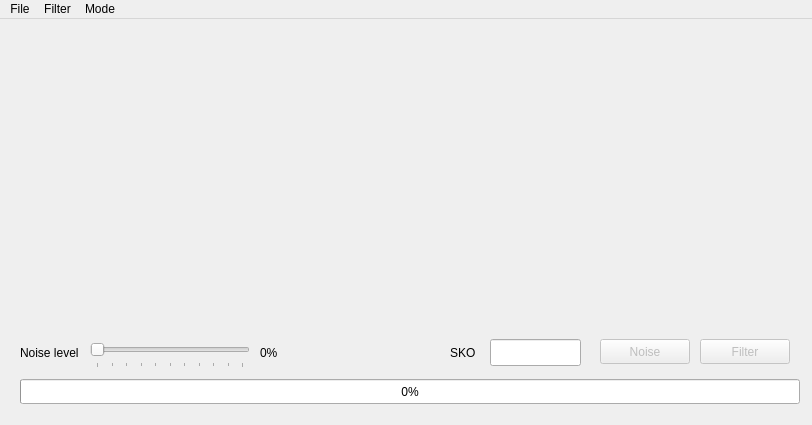
Old version of the form mainwindow.ui in the repository iamantony/FFilter.
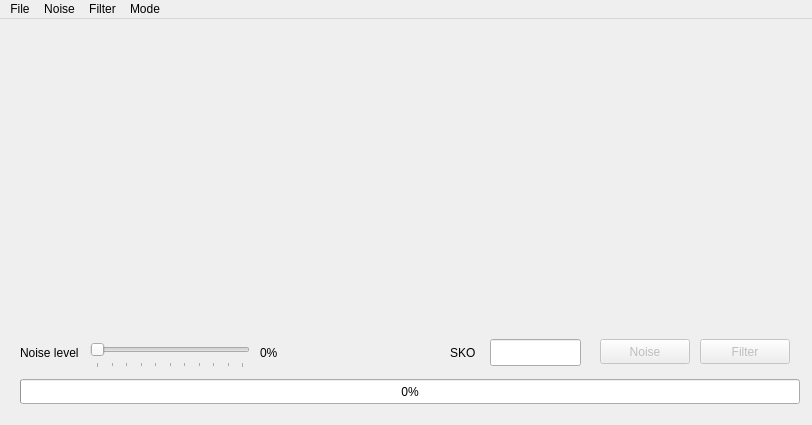
New version of the form.

Commit message: Mask class. Filter algorith changed

```diff
--- a/mainwindow.ui
+++ b/mainwindow.ui
@@ -210,7 +210,14 @@
     <addaction name="actionGrayscale_images"/>
     <addaction name="actionColor_images"/>
    </widget>
+   <widget class="QMenu" name="menuNoise">
+    <property name="title">
+     <string>Noise</string>
+    </property>
+    <addaction name="actionNoise_settings"/>
+   </widget>
    <addaction name="menuFile"/>
+   <addaction name="menuNoise"/>
    <addaction name="menuFilter"/>
    <addaction name="menuMode"/>
   </widget>
```
Left out of the diff: 13 changed lines with no effect on the pictures. The commit also changes 35 other files.
